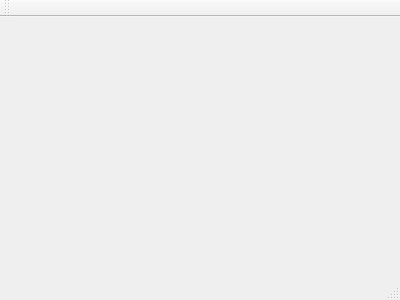
Old version of the form mainwindow.ui in the repository oneofthem999/I-love-Baseball-CS-008.
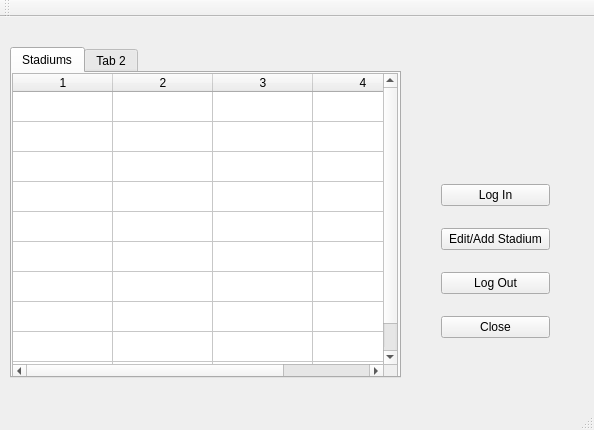
New version of the form.

The edit to the form file:
```diff
--- a/mainwindow.ui
+++ b/mainwindow.ui
@@ -1,24 +1,133 @@
 <ui version="4.0">
  <class>MainWindow</class>
- <widget class="QMainWindow" name="MainWindow" >
-  <property name="geometry" >
+ <widget class="QMainWindow" name="MainWindow">
+  <property name="geometry">
    <rect>
     <x>0</x>
     <y>0</y>
-    <width>400</width>
-    <height>300</height>
+    <width>594</width>
+    <height>430</height>
    </rect>
   </property>
   <property name="windowTitle" >
    <string>MainWindow</string>
   </property>
-  <widget class="QMenuBar" name="menuBar" />
-  <widget class="QToolBar" name="mainToolBar" />
-  <widget class="QWidget" name="centralWidget" />
-  <widget class="QStatusBar" name="statusBar" />
+  <widget class="QWidget" name="centralWidget">
+   <widget class="QTabWidget" name="tabWidget">
+    <property name="geometry">
+     <rect>
+      <x>10</x>
+      <y>30</y>
+      <width>391</width>
+      <height>331</height>
+     </rect>
+    </property>
+    <widget class="QWidget" name="tab">
+     <attribute name="title">
+      <string>Stadiums</string>
+     </attribute>
+     <widget class="QTableWidget" name="tableWidget">
+      <property name="geometry">
+       <rect>
+        <x>0</x>
+        <y>0</y>
+        <width>386</width>
+        <height>306</height>
+       </rect>
+      </property>
+      <property name="rowCount">
+       <number>10</number>
+      </property>
+      <property name="columnCount">
+       <number>4</number>
+      </property>
+      <attribute name="verticalHeaderVisible">
+       <bool>false</bool>
+      </attribute>
+      <row/>
+      <row/>
+      <row/>
+      <row/>
+      <row/>
+      <row/>
+      <row/>
+      <row/>
+      <row/>
+      <row/>
+      <column/>
+      <column/>
+      <column/>
+      <column/>
+     </widget>
+    </widget>
+    <widget class="QWidget" name="tab_2">
+     <attribute name="title">
+      <string>Tab 2</string>
+     </attribute>
+    </widget>
+   </widget>
+   <widget class="QWidget" name="verticalLayoutWidget">
+    <property name="geometry">
+     <rect>
+      <x>430</x>
+      <y>140</y>
+      <width>131</width>
+      <height>211</height>
+     </rect>
+    </property>
+    <layout class="QVBoxLayout" name="verticalLayout">
+     <item>
+      <widget class="QPushButton" name="pushButton">
+       <property name="text">
+        <string>Log In</string>
+       </property>
+      </widget>
+     </item>
+     <item>
+      <widget class="QPushButton" name="pushButton_2">
+       <property name="text">
+        <string>Edit/Add Stadium</string>
+       </property>
+      </widget>
+     </item>
+     <item>
+      <widget class="QPushButton" name="pushButton_4">
+       <property name="text">
+        <string>Log Out</string>
+       </property>
+      </widget>
+     </item>
+     <item>
+      <widget class="QPushButton" name="pushButton_3">
+       <property name="text">
+        <string>Close</string>
+       </property>
+      </widget>
+     </item>
+    </layout>
+   </widget>
+  </widget>
+  <widget class="QMenuBar" name="menuBar">
+   <property name="geometry">
+    <rect>
+     <x>0</x>
+     <y>0</y>
+     <width>594</width>
+     <height>21</height>
+    </rect>
+   </property>
+  </widget>
+  <widget class="QToolBar" name="mainToolBar">
+   <attribute name="toolBarArea">
+    <enum>TopToolBarArea</enum>
+   </attribute>
+   <attribute name="toolBarBreak">
+    <bool>false</bool>
+   </attribute>
+  </widget>
+  <widget class="QStatusBar" name="statusBar"/>
  </widget>
- <layoutDefault spacing="6" margin="11" />
- <pixmapfunction></pixmapfunction>
+ <layoutdefault spacing="6" margin="11"/>
  <resources/>
  <connections/>
 </ui>
```
Left out of the diff: 3 changed lines with no effect on the pictures.
